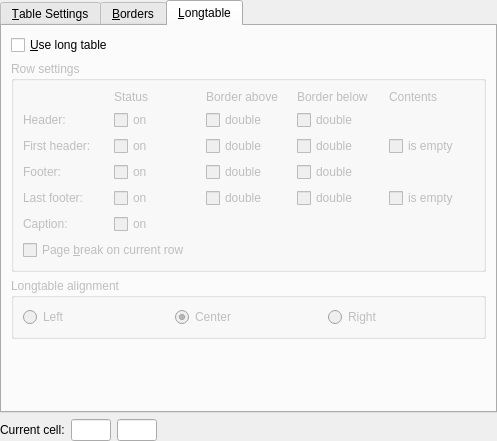
The window that src/frontends/qt4/ui/TabularUi.ui (cburschka/lyx) describes before a commit, drawn with Qt 5.
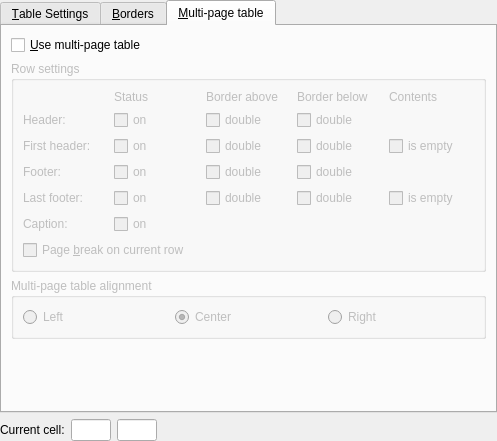
The same window after the commit. The open tabs and pages were chosen to show the change. Custom widgets are drawn as their Qt base class.

Commit message: Replace the translatable latexism 'longtable' with 'multi-page table' in UI.

What changed in the file:
```diff
--- a/src/frontends/qt4/ui/TabularUi.ui
+++ b/src/frontends/qt4/ui/TabularUi.ui
@@ -1301,7 +1301,7 @@
      </widget>
      <widget class="QWidget" name="Longtables" >
       <attribute name="title" >
-       <string>&amp;Longtable</string>
+       <string>&amp;Multi-page table</string>
       </attribute>
       <layout class="QGridLayout" name="gridLayout_7" >
        <item row="0" column="0" >
@@ -1310,7 +1310,7 @@
           <string>Select for tables that span multiple pages</string>
          </property>
          <property name="text" >
-          <string>&amp;Use long table</string>
+          <string>&amp;Use multi-page table</string>
          </property>
         </widget>
        </item>
@@ -1540,7 +1540,7 @@
           <string>Horizontal alignment of the longtable</string>
          </property>
          <property name="title" >
-          <string>Longtable alignment</string>
+          <string>Multi-page table alignment</string>
          </property>
          <layout class="QGridLayout" name="gridLayout9" >
           <item row="0" column="0" >
```
Left out of the diff: 4 changed lines with no effect on the pictures. The commit also changes 2 other files.
